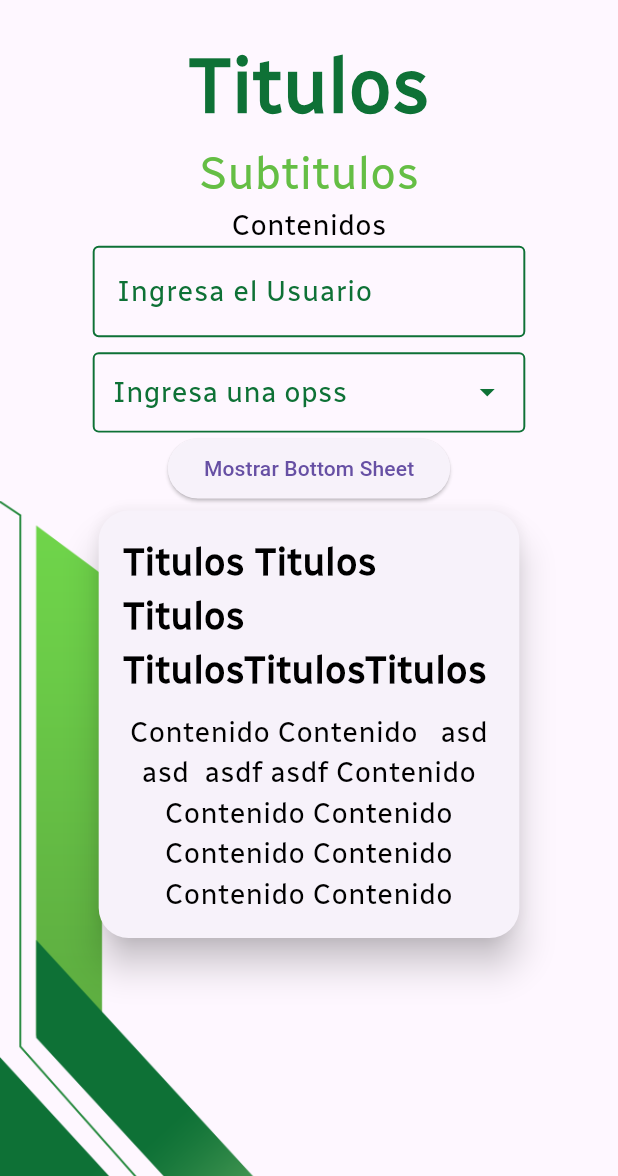
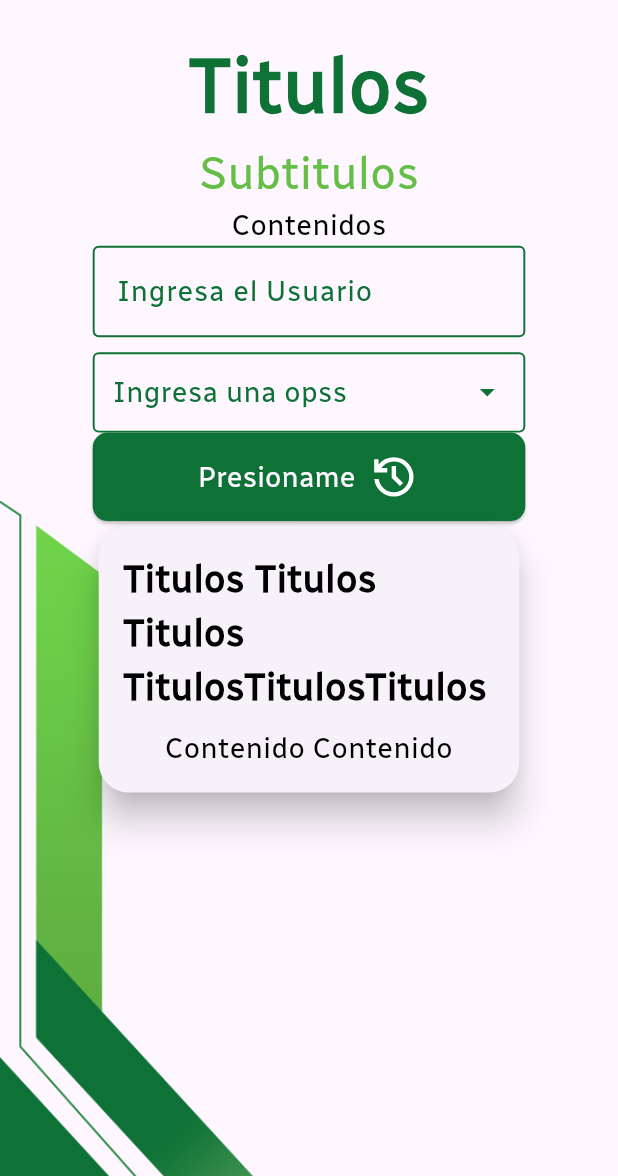
Before and after one commit to AntonioNoguera/project_atenea, a Flutter app: the screen it shows after launch, on a phone screen of 412 x 824 dp, the part 60-1236 px from its top. Run offline on Flutter 3.47's test engine with Material 3 defaults, Android fonts, the phone set to English and light mode, and no system bars; our stand-ins replace flutter_svg.

Commit message:
Feat (Atenea Button) -> Atenea Buttons Now Following the styleguides

```diff
--- a/lib/common/widgets/AteneaButton.dart
+++ b/lib/common/widgets/AteneaButton.dart
@@ -1,26 +1,28 @@
 import 'package:flutter/material.dart';
 import 'package:flutter_svg/flutter_svg.dart';
+import '../../core/utils/AppTheme.dart';
 
 class AteneaButton extends StatelessWidget {
   final String text;
   final VoidCallback onPressed;
   final Color backgroundColor;
-  final double borderRadius;
-  final EdgeInsetsGeometry padding;
   final TextStyle? textStyle;
-  final String? svgIcon; // Path al recurso SVG
-  final double? iconSize; // Tamaño opcional del ícono
+  final String? svgIcon;
 
-  const AteneaButton({super.key,
+  // Constant data of the button
+  final double borderRadius = 10.0;
+  final double iconSize = 35.0;
+  final EdgeInsetsGeometry padding = const EdgeInsets.symmetric(vertical: 12.0, horizontal: 24.0);
+
+  AteneaButton({
+    super.key,
     required this.text,
     required this.onPressed,
-    this.backgroundColor = Colors.blue,
-    this.borderRadius = 10.0,
-    this.padding = const EdgeInsets.symmetric(vertical: 12.0, horizontal: 24.0),
-    this.textStyle,
-    this.svgIcon, // añadir esto
-    this.iconSize = 24.0, // añadir esto, default 24
-  });
+    this.backgroundColor = AppColors.primaryColor,
+    TextStyle? textStyle,
+    this.svgIcon
+  }) : textStyle = textStyle ?? AppTextStyles.builder(color: AppColors.ateneaWhite, size: FontSizes.body1); // Lo hacemos aquí.
+
 
   @override
   Widget build(BuildContext context) {
@@ -34,20 +36,24 @@ class AteneaButton extends StatelessWidget {
       ),
       onPressed: onPressed,
       child: Row(
-        mainAxisSize: MainAxisSize.min, // Asegura que el Row no ocupe todo el botón innecesariamente
-        children: [  // Si hay un ícono SVG, mostrarlo
-            Padding(
-              padding: const EdgeInsets.only(right: 8.0), // Añade espacio entre el ícono y el texto
-              child: SvgPicture.asset(
-                'assets/svg/Historial.svg',
-                height: 80.0,
-                width: 80.0,
-              ),
-            ),
+        mainAxisSize: MainAxisSize.max,
+        mainAxisAlignment: MainAxisAlignment.center,
+        children: [
+
           Text(
             text,
             style: textStyle,
           ),
+
+          if (svgIcon != null) // Solo se renderiza si svgIcon no es nulo
+            Padding(
+              padding: const EdgeInsets.only(left: 8.0), // Añade espacio entre el ícono y el texto
+              child: SvgPicture.asset(
+                svgIcon!, // Usa el operador "!" porque ya verificamos que no es nulo
+                height: iconSize,
+                width: iconSize,
+              ),
+            ),
         ],
       ),
     );
--- a/lib/pages/HomeScreen.dart
+++ b/lib/pages/HomeScreen.dart
@@ -9,6 +9,7 @@ import '../core/utils/AppTheme.dart';
 import '../common/widgets/AtenaDropDown.dart';
 
 import '../common/widgets/AteneaDialog.dart';
+import '../common/widgets/AteneaButton.dart';
 
 class HomeScreen extends StatelessWidget {
   const HomeScreen({super.key});
@@ -19,8 +20,7 @@ class HomeScreen extends StatelessWidget {
   Widget build(BuildContext context) {
 
     String? selectedValue;
-    final List<String> options = ['Opción 1', 'Opción 2', 'Opción 3', 'Opción 3', 'Opción 3', 'Opción 3', 'Opción 3', 'Opción 3', 'Opción 3'];
-
+    final List<String> options = ['Opción 1', ];
     return AteneaScaffold(
       body: AteneaBackground(
         child: Center(
@@ -46,7 +46,9 @@ class HomeScreen extends StatelessWidget {
                   },
                 ),
 
-                ElevatedButton(
+                AteneaButton(
+                  text: "Presioname",
+                  svgIcon: 'assets/svg/Historial.svg',
                   onPressed: () {
                     showModalBottomSheet(
                       context: context,
@@ -67,9 +69,9 @@ class HomeScreen extends StatelessWidget {
                         );
                       },
                     );
-                  },
-                  child: Text('Mostrar Bottom Sheet'),
-                ),
+                  }
+                )
+                ,
 
                 Card(
                   elevation: 10, // Sombras
@@ -87,7 +89,7 @@ class HomeScreen extends StatelessWidget {
                         ),
                         const SizedBox(height: 10),
                         Text(
-                          'Contenido Contenido   asd asd  asdf asdf Contenido Contenido Contenido Contenido Contenido Contenido Contenido ',
+                          'Contenido Contenido  ',
                           style: AppTextStyles.builder(color : AppColors.ateneaBlack, size : FontSizes.body1, weight: FontWeights.regular),
                           textAlign: TextAlign.center,
                         ),
```
Also changed, not shown: lib/features/events/presentation/AteneaEvent.dart (added), 4 other files.
